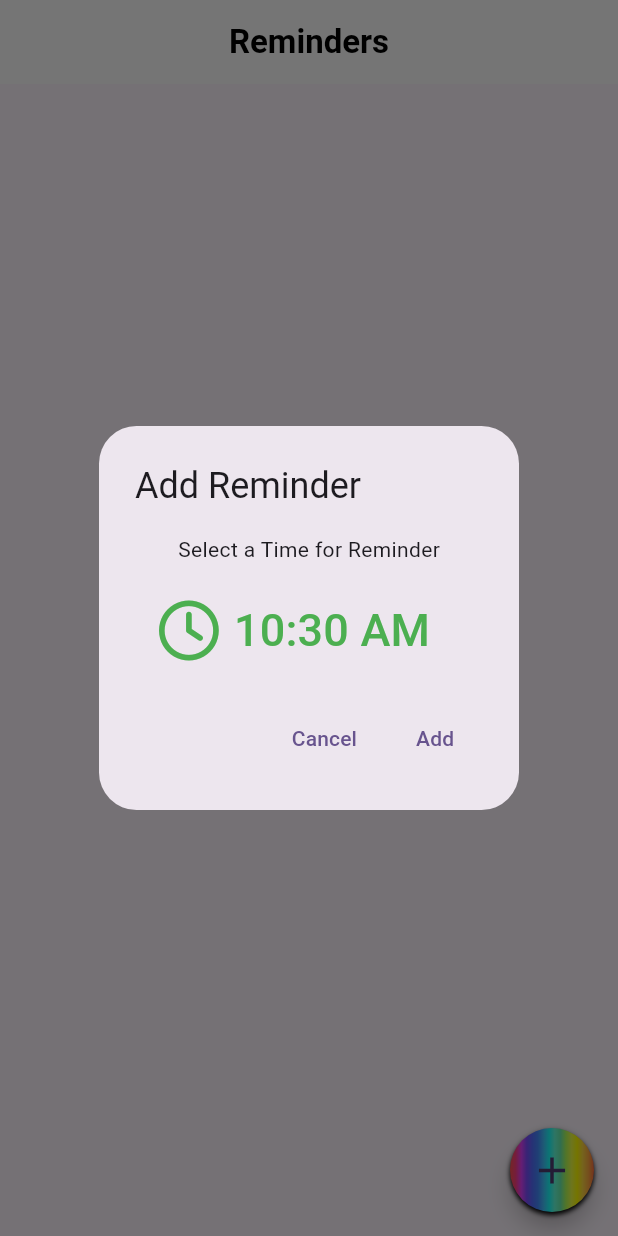
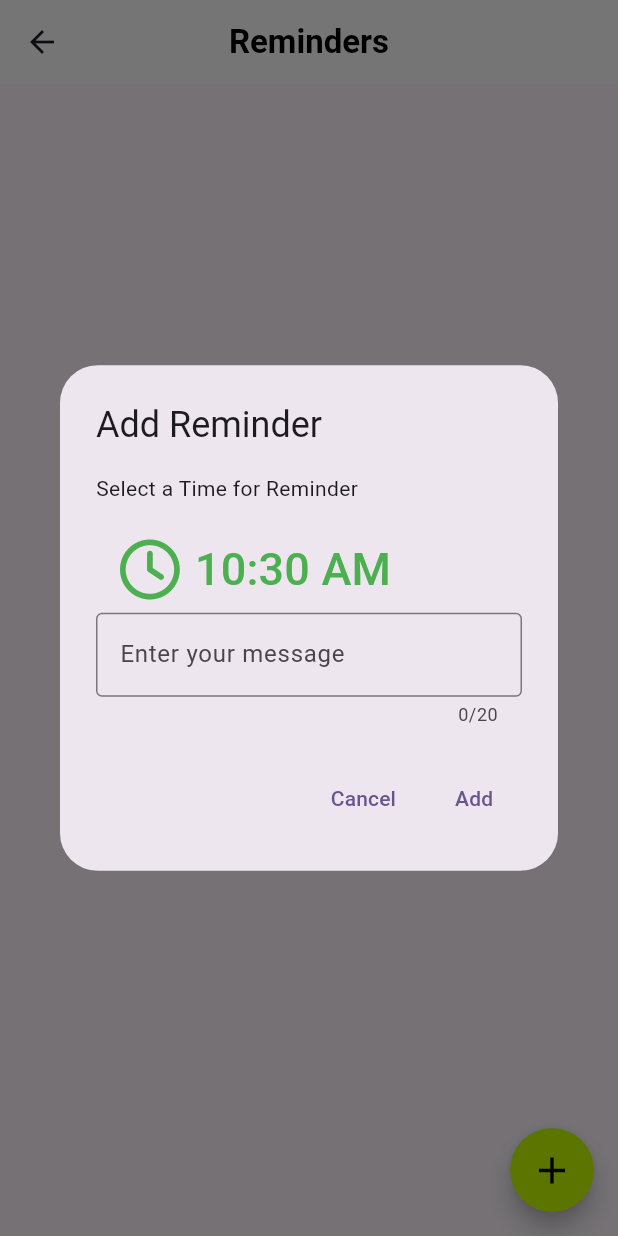
Before and after one commit to AbubakarSiddiquePA/healthy, a Flutter app: the ReminderPage screen opened directly, after a tap on the "add" icon, on a phone screen of 412 x 824 dp. Run offline on Flutter 3.47's test engine with Material 3 defaults, Android fonts, the phone set to English and light mode, and no system bars; our stand-ins replace animated_text_kit, cloud_firestore, firebase_auth, firebase_core, flashy_tab_bar2, flutter_local_notifications and 4 more; accounts and stored records are empty.

Commit message:
updated -user input in reminders and improved Ui reminders

```diff
--- a/lib/reminders/reminders_add.dart
+++ b/lib/reminders/reminders_add.dart
@@ -1,3 +1,5 @@
+// ignore_for_file: use_build_context_synchronously
+
 import 'package:cloud_firestore/cloud_firestore.dart';
 import 'package:flutter/material.dart';
 import 'package:fluttertoast/fluttertoast.dart';
@@ -7,8 +9,11 @@ import 'package:healthy/reminders/services/reminders_notification_logic.dart';
 
 Future<void> addReminder(BuildContext context, String uid) async {
   TimeOfDay time = TimeOfDay.now();
+  TextEditingController messageController = TextEditingController();
+  final _formKey = GlobalKey<FormState>();
+  bool loading = false;
 
-  Future<void> add(String uid, TimeOfDay time) async {
+  Future<void> add(String uid, TimeOfDay time, String message) async {
     try {
       DateTime d = DateTime.now();
       DateTime dateTime =
@@ -16,6 +21,7 @@ Future<void> addReminder(BuildContext context, String uid) async {
       Timestamp timestamp = Timestamp.fromDate(dateTime);
       ReminderModel reminderModel = ReminderModel();
       reminderModel.timestamp = timestamp;
+      reminderModel.message = message;
 
       DocumentReference docRef = await FirebaseFirestore.instance
           .collection("users")
@@ -28,7 +34,7 @@ Future<void> addReminder(BuildContext context, String uid) async {
       NotificationLogic.showNotifications(
         id: docRef.id.hashCode,
         title: "Reminder",
-        body: "It's time for your reminder at ${time.format(context)}",
+        body: " ${time.format(context)} - $message",
         dateTime: dateTime,
       );
     } catch (e) {
@@ -48,22 +54,21 @@ Future<void> addReminder(BuildContext context, String uid) async {
               ),
               title: const Text("Add Reminder"),
               content: SingleChildScrollView(
+                child: Form(
+                  key: _formKey,
                   child: Column(
+                    crossAxisAlignment: CrossAxisAlignment.start,
                     children: [
                       const Text("Select a Time for Reminder"),
-                    const SizedBox(
-                      height: 20,
-                    ),
+                      const SizedBox(height: 20),
                       MaterialButton(
                         onPressed: () async {
                           TimeOfDay? newTime = await showTimePicker(
                               context: context, initialTime: TimeOfDay.now());
                           if (newTime == null) return;
-                        setState(
-                          () {
+                          setState(() {
                             time = newTime;
-                          },
-                        );
+                          });
                         },
                         child: Row(
                           children: [
@@ -72,9 +77,7 @@ Future<void> addReminder(BuildContext context, String uid) async {
                               color: Colors.green,
                               size: 40,
                             ),
-                          const SizedBox(
-                            width: 10,
-                          ),
+                            const SizedBox(width: 10),
                             Text(
                               time.format(context).toString(),
                               style: const TextStyle(
@@ -82,8 +85,25 @@ Future<void> addReminder(BuildContext context, String uid) async {
                             )
                           ],
                         ),
+                      ),
+                      const SizedBox(height: 5),
+                      TextFormField(
+                        controller: messageController,
+                        maxLength: 20,
+                        decoration: const InputDecoration(
+                          labelText: "Enter your message",
+                          hintText: "Please enter your reminder message",
+                          border: OutlineInputBorder(),
+                        ),
+                        validator: (value) {
+                          if (value == null || value.isEmpty) {
+                            return "Please enter a message";
+                          }
+                          return null;
+                        },
                       )
                     ],
+                  ),
                 ),
               ),
               actions: [
@@ -93,11 +113,28 @@ Future<void> addReminder(BuildContext context, String uid) async {
                     },
                     child: const Text("Cancel")),
                 TextButton(
-                    onPressed: () async {
-                      await add(uid, time);
+                    onPressed: loading
+                        ? null
+                        : () async {
+                            if (_formKey.currentState?.validate() ?? false) {
+                              String message = messageController.text;
+                              setState(() {
+                                loading = true;
+                              });
+                              await add(uid, time, message);
+                              setState(() {
+                                loading = false;
+                              });
                               Navigator.pop(context);
+                            } else {
+                              Fluttertoast.showToast(
+                                  msg:
+                                      "Please enter message before you set reminder");
+                            }
                           },
-                    child: const Text("Add")),
+                    child: loading
+                        ? const CircularProgressIndicator()
+                        : const Text("Add")),
               ],
             );
           },
--- a/lib/reminders/reminders_home.dart
+++ b/lib/reminders/reminders_home.dart
@@ -2,6 +2,7 @@ import 'package:flutter/material.dart';
 import 'package:cloud_firestore/cloud_firestore.dart';
 import 'package:firebase_auth/firebase_auth.dart';
 import 'package:healthy/reminders/reminders_add.dart';
+import 'package:healthy/reminders/reminders_delete.dart';
 import 'package:healthy/reminders/services/reminders_notification_logic.dart';
 import 'package:intl/intl.dart';
 
@@ -41,7 +42,7 @@ class _ReminderPageState extends State<ReminderPage> {
   Widget build(BuildContext context) {
     return Scaffold(
       appBar: AppBar(
-        leading: Container(),
+        // leading: Container(),
         backgroundColor: Colors.white,
         centerTitle: true,
         elevation: 0,
@@ -51,6 +52,7 @@ class _ReminderPageState extends State<ReminderPage> {
         ),
       ),
       floatingActionButton: FloatingActionButton(
+        backgroundColor: Colors.limeAccent[400],
         shape: RoundedRectangleBorder(borderRadius: BorderRadius.circular(100)),
         onPressed: () async {
           if (user != null) {
@@ -58,24 +60,12 @@ class _ReminderPageState extends State<ReminderPage> {
             setState(() {});
           }
         },
-        child: Container(
-          decoration: BoxDecoration(
-              gradient: const LinearGradient(
-                colors: Colors.accents,
-                begin: Alignment.centerLeft,
-                end: Alignment.centerRight,
-              ),
-              borderRadius: BorderRadius.circular(100),
-              boxShadow: const [
-                BoxShadow(
-                    color: Colors.black, blurRadius: 2, offset: Offset(0, 2))
-              ]),
-          child: const Center(
-              child: Icon(
-            Icons.add,
-            size: 30,
-          )),
-        ),
+        child: const Center(
+            child: Icon(
+          Icons.add,
+          color: Colors.black,
+          size: 30,
+        )),
       ),
       body: user == null
           ? const Center(child: CircularProgressIndicator())
@@ -118,24 +108,47 @@ class _ReminderPageState extends State<ReminderPage> {
                         data[index - 1].data() as Map<String, dynamic>;
                     final formattedTime =
                         DateFormat.jm().format(reminderData['time'].toDate());
+                    final message = reminderData['message'] ?? 'No message';
 
                     DateTime dateTime = reminderData['time'].toDate();
                     NotificationLogic.showNotifications(
                       dateTime: dateTime,
                       id: data[index - 1].id.hashCode,
                       title: "Reminder",
-                      body: "It's time for your reminder at $formattedTime",
+                      body: "Reminder at $formattedTime - $message",
                     );
 
                     return Padding(
-                      padding: const EdgeInsets.symmetric(horizontal: 18),
+                      padding: const EdgeInsets.all(16),
                       child: ListTile(
                         shape: RoundedRectangleBorder(
                           side: const BorderSide(width: 1, color: Colors.black),
                           borderRadius: BorderRadius.circular(10),
                         ),
-                        title: Text('🔔   $formattedTime'),
-                        subtitle: const Text("Reminder"),
+                        title: Padding(
+                          padding: const EdgeInsets.all(8.0),
+                          child: Text('🔔 $formattedTime'),
+                        ),
+                        subtitle: Padding(
+                          padding: const EdgeInsets.all(8.0),
+                          child: Card(
+                              color: Colors.limeAccent[400],
+                              child: Padding(
+                                padding: const EdgeInsets.all(8.0),
+                                child: Text(message),
+                              )),
+                        ),
+                        // trailing: deleteReminder(context, id, uid)
+                        trailing: CircleAvatar(
+                          backgroundColor: Colors.limeAccent[400],
+                          child: IconButton(
+                            icon: const Icon(Icons.delete, color: Colors.red),
+                            onPressed: () {
+                              deleteReminder(
+                                  context, data[index - 1].id, user!.uid);
+                            },
+                          ),
+                        ),
                       ),
                     );
                   },
--- a/lib/reminders/reminders_model.dart
+++ b/lib/reminders/reminders_model.dart
@@ -2,17 +2,20 @@ import 'package:cloud_firestore/cloud_firestore.dart';
 
 class ReminderModel {
   Timestamp? timestamp;
-  ReminderModel({this.timestamp});
+  String? message;
+  ReminderModel({this.timestamp, this.message});
 
   Map<String, dynamic> toMap() {
     return {
       "time": timestamp,
+      "message": message,
     };
   }
 
   factory ReminderModel.fromMap(map) {
     return ReminderModel(
       timestamp: map["time"],
+      message: map["message"],
     );
   }
 }
```
Also changed, not shown: lib/reminders/reminders_delete.dart (+4 -4 lines). Lines whose indentation alone changed are shown as unchanged.
